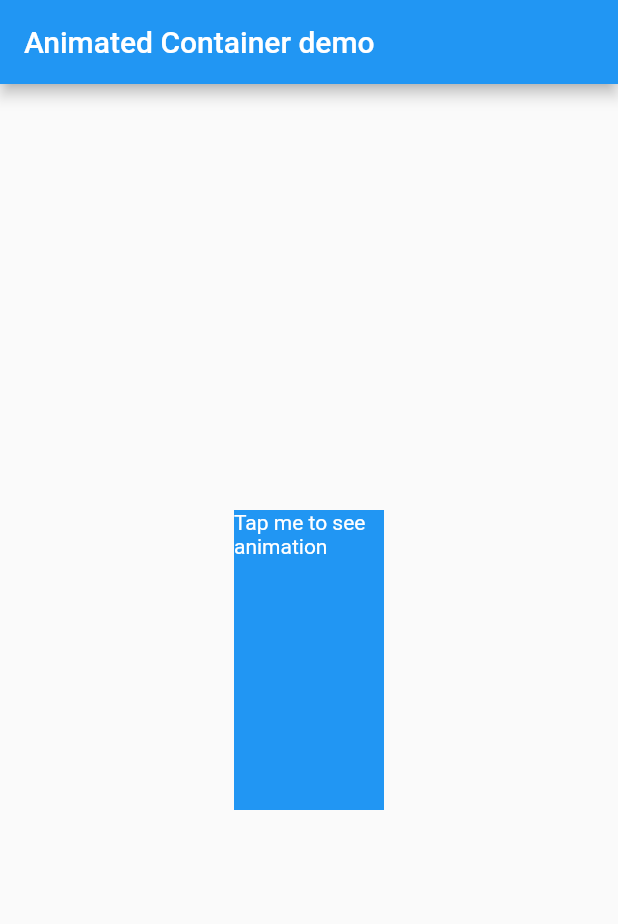
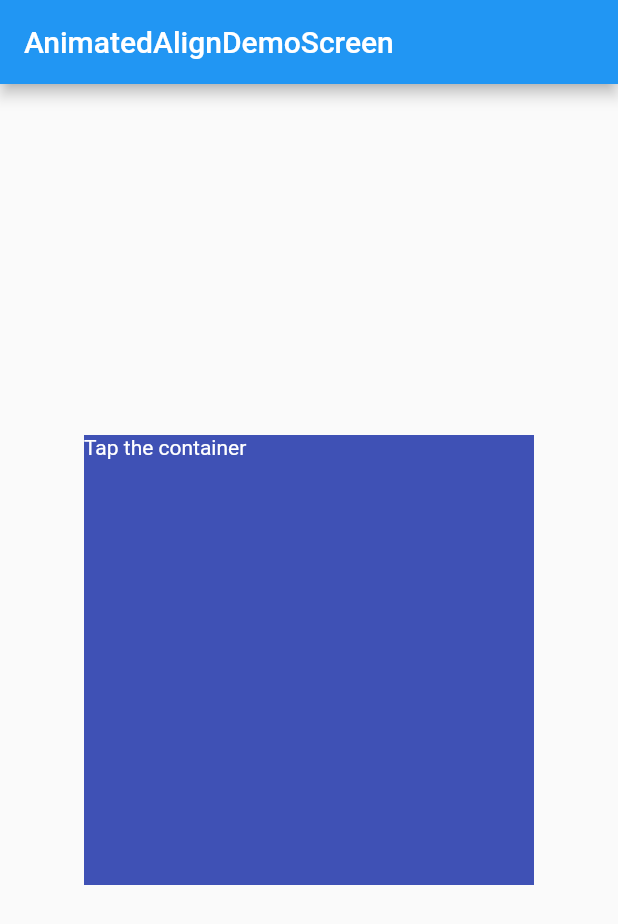
Before and after one commit to kumarmanoj96/learn_animation, a Flutter app: the screen it shows after launch, on a phone screen of 412 x 824 dp. Shown: the top 924 px of the screen. Run offline on Flutter 3.47's test engine with Material 2 defaults, Android fonts, the phone set to English and light mode, and no system bars.

Commit message:
added AnimatedAlignDemoScreen

```diff
--- a/lib/main.dart
+++ b/lib/main.dart
@@ -1,5 +1,5 @@
 import 'package:flutter/material.dart';
-import './screens/animated_container_demo_screen.dart';
+import './screens/animated_align_demo_screen.dart';
 void main() => runApp(new MyApp());
 
 class MyApp extends StatelessWidget {
@@ -12,7 +12,7 @@ class MyApp extends StatelessWidget {
       theme: new ThemeData(
         primarySwatch: Colors.blue,
       ),
-      home: AnimatedContainerDemoScreen(),
+      home: AnimatedAlignDemoScreen(),
     );
   }
 }
--- /dev/null
+++ b/lib/screens/animated_align_demo_screen.dart
@@ -0,0 +1,40 @@
+import 'package:flutter/material.dart';
+
+class AnimatedAlignDemoScreen extends StatefulWidget {
+  @override
+  _AnimatedAlignDemoScreenState createState() =>
+      _AnimatedAlignDemoScreenState();
+}
+
+class _AnimatedAlignDemoScreenState extends State<AnimatedAlignDemoScreen> {
+  bool _selected = false;
+  @override
+  Widget build(BuildContext context) {
+    return Scaffold(
+      appBar: AppBar(
+        title: Text('AnimatedAlignDemoScreen'),
+      ),
+      body: Center(
+        child: GestureDetector(
+          onTap: () => setState(() {
+            _selected = !_selected;
+          }),
+          child: Container(
+            height: 300,
+            width: 300,
+            decoration: BoxDecoration(color: Colors.indigo),
+            child: AnimatedAlign(
+              curve: Curves.easeInExpo,
+                child: Text(
+                  'Tap the container',
+                  style: TextStyle(color: Colors.white),
+                ),
+                alignment:
+                    !_selected ? Alignment.topLeft : Alignment.bottomRight,
+                duration: Duration(seconds: 3)),
+          ),
+        ),
+      ),
+    );
+  }
+}
```
